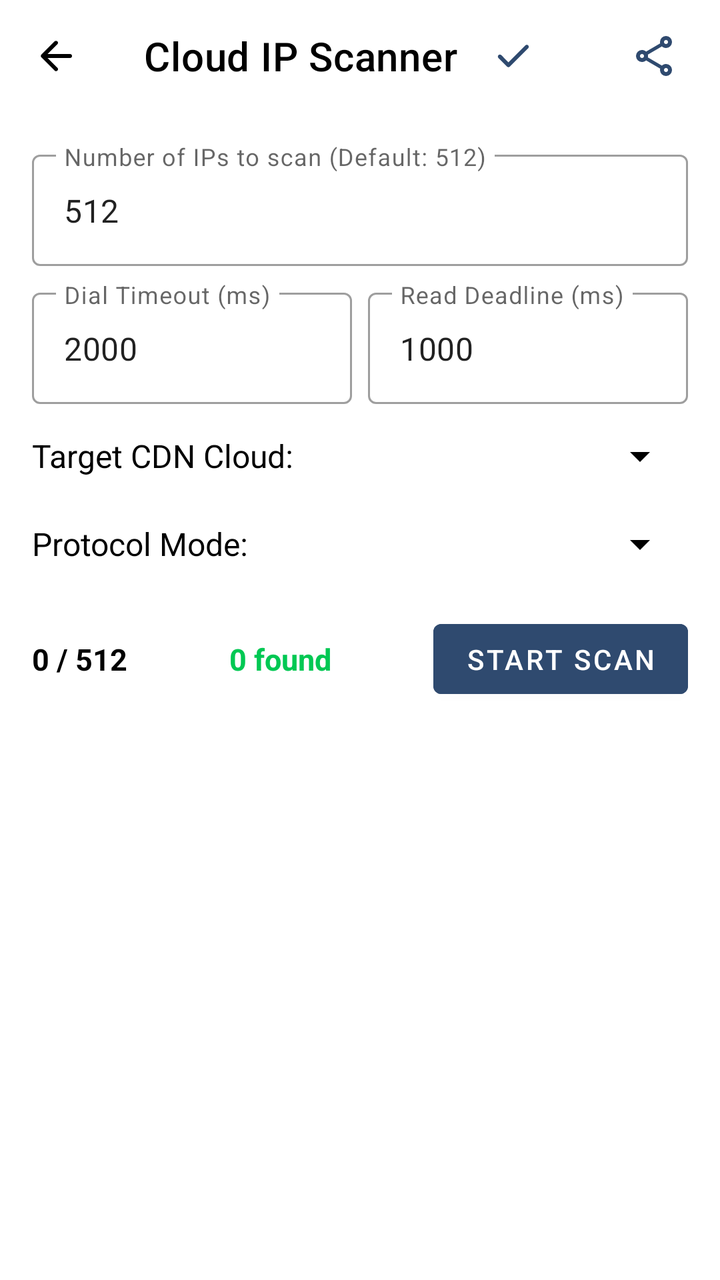
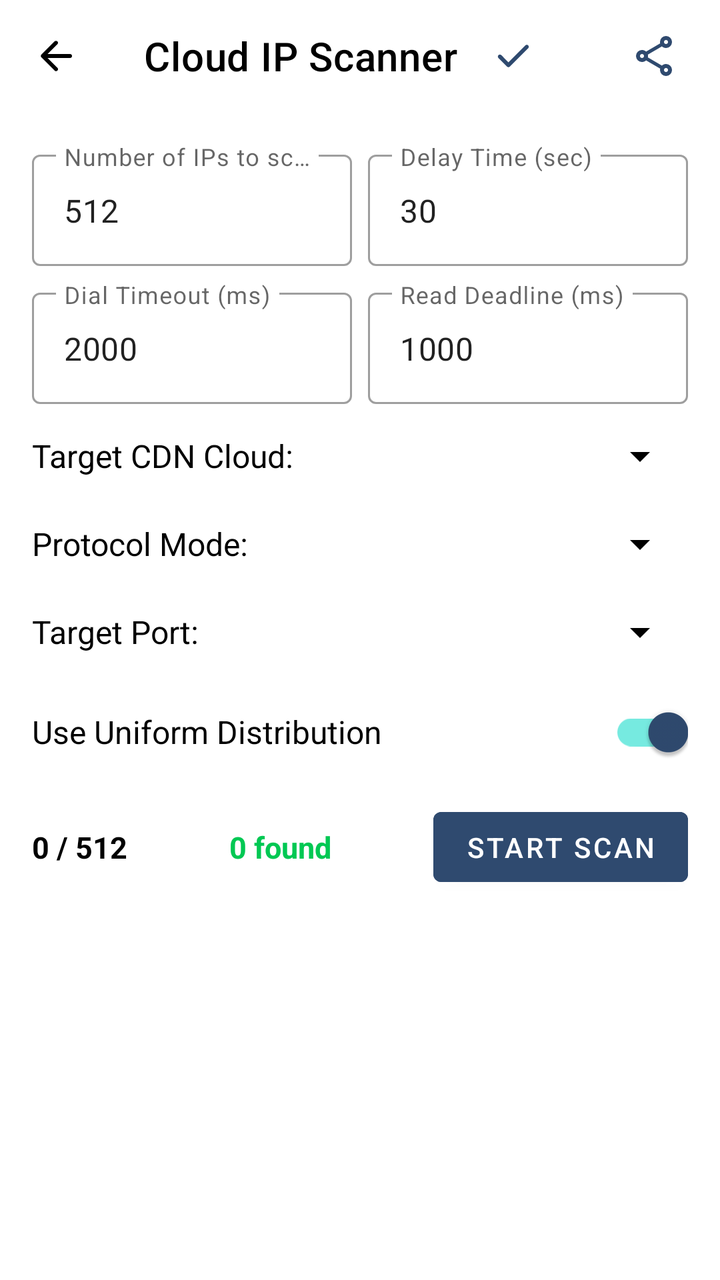

Two renders of the same Android screen: before a commit and after it. Below are the layout's source before the change and the commit's diff.
<!-- AndroidManifest.xml: application theme Theme.Vaydns -->
<!-- res/layout/activity_cdn_scanner.xml -->
<?xml version="1.0" encoding="utf-8"?>
<LinearLayout
    xmlns:android="http://schemas.android.com/apk/res/android"
    xmlns:app="http://schemas.android.com/apk/res-auto"
    android:layout_width="match_parent"
    android:layout_height="match_parent"
    android:orientation="vertical"
    android:background="?android:attr/windowBackground"
    android:fitsSystemWindows="true">

    <com.google.android.material.appbar.AppBarLayout
        android:layout_width="match_parent"
        android:layout_height="wrap_content"
        android:background="?attr/colorSurface"
        app:elevation="4dp">

        <com.google.android.material.appbar.MaterialToolbar
            android:id="@+id/toolbar_cf"
            android:layout_width="match_parent"
            android:layout_height="?attr/actionBarSize"
            app:title="Cloud IP Scanner"
            app:titleTextColor="?attr/colorOnSurface"
            app:navigationIcon="@drawable/ic_arrow_back_modern"
            app:navigationIconTint="?attr/colorOnSurface">

            <ImageButton
                android:id="@+id/btn_cf_set"
                android:layout_width="48dp"
                android:layout_height="48dp"
                android:padding="12dp"
                android:scaleType="fitCenter"
                android:src="@drawable/ic_check_modern"
                android:background="?attr/selectableItemBackgroundBorderless"
                app:tint="?attr/colorPrimary"
                android:contentDescription="Set Fastest IP" />

            <ImageButton
                android:id="@+id/btn_cf_share"
                android:layout_width="48dp"
                android:layout_height="48dp"
                android:layout_gravity="end"
                android:layout_marginEnd="8dp"
                android:padding="12dp"
                android:scaleType="fitCenter"
                android:src="@drawable/ic_share_modern"
                android:background="?attr/selectableItemBackgroundBorderless"
                app:tint="?attr/colorPrimary"
                android:contentDescription="Share IPs" />

        </com.google.android.material.appbar.MaterialToolbar>
    </com.google.android.material.appbar.AppBarLayout>

    <LinearLayout
        android:layout_width="match_parent"
        android:layout_height="match_parent"
        android:orientation="vertical"
        android:paddingStart="16dp"
        android:paddingEnd="16dp"
        android:paddingTop="8dp"
        android:paddingBottom="16dp">

        <com.google.android.material.textfield.TextInputLayout
            style="@style/Widget.MaterialComponents.TextInputLayout.OutlinedBox"
            android:layout_width="match_parent"
            android:layout_height="wrap_content"
            android:layout_marginTop="8dp"
            android:layout_marginBottom="8dp"
            android:hint="Number of IPs to scan (Default: 512)">

            <com.google.android.material.textfield.TextInputEditText
                android:id="@+id/et_cf_scan_count"
                android:layout_width="match_parent"
                android:layout_height="wrap_content"
                android:inputType="number"
                android:text="512" />
        </com.google.android.material.textfield.TextInputLayout>

        <LinearLayout
            android:layout_width="match_parent"
            android:layout_height="wrap_content"
            android:orientation="horizontal"
            android:layout_marginBottom="8dp">

            <com.google.android.material.textfield.TextInputLayout
                style="@style/Widget.MaterialComponents.TextInputLayout.OutlinedBox"
                android:layout_width="0dp"
                android:layout_height="wrap_content"
                android:layout_weight="1"
                android:layout_marginEnd="4dp"
                android:hint="Dial Timeout (ms)">

                <com.google.android.material.textfield.TextInputEditText
                    android:id="@+id/et_cf_dial_timeout"
                    android:layout_width="match_parent"
                    android:layout_height="wrap_content"
                    android:inputType="number"
                    android:text="2000" />
            </com.google.android.material.textfield.TextInputLayout>

            <com.google.android.material.textfield.TextInputLayout
                style="@style/Widget.MaterialComponents.TextInputLayout.OutlinedBox"
                android:layout_width="0dp"
                android:layout_height="wrap_content"
                android:layout_weight="1"
                android:layout_marginStart="4dp"
                android:hint="Read Deadline (ms)">

                <com.google.android.material.textfield.TextInputEditText
                    android:id="@+id/et_cf_read_deadline"
                    android:layout_width="match_parent"
                    android:layout_height="wrap_content"
                    android:inputType="number"
                    android:text="1000" />
            </com.google.android.material.textfield.TextInputLayout>
        </LinearLayout>

        <LinearLayout
            android:layout_width="match_parent"
            android:layout_height="wrap_content"
            android:orientation="horizontal"
            android:gravity="center_vertical"
            android:layout_marginBottom="8dp">

            <TextView
                android:layout_width="0dp"
                android:layout_weight="1"
                android:layout_height="wrap_content"
                android:text="Target CDN Cloud:"
                android:textSize="16sp"
                android:textColor="?attr/colorOnSurface" />

            <Spinner
                android:id="@+id/spinner_scanner_cdn"
                android:layout_width="wrap_content"
                android:layout_height="36dp"
                android:backgroundTint="?attr/colorOnSurface" />
        </LinearLayout>

        
        <LinearLayout
            android:layout_width="match_parent"
            android:layout_height="wrap_content"
            android:orientation="horizontal"
            android:gravity="center_vertical"
            android:layout_marginBottom="8dp">

            <TextView
                android:layout_width="0dp"
                android:layout_weight="1"
                android:layout_height="wrap_content"
                android:text="Protocol Mode:"
                android:textSize="16sp"
                android:textColor="?attr/colorOnSurface" />

            <Spinner
                android:id="@+id/spinner_scanner_protocol"
                android:layout_width="wrap_content"
                android:layout_height="36dp"
                android:backgroundTint="?attr/colorOnSurface" />
        </LinearLayout>

        <LinearLayout
            android:layout_width="match_parent"
            android:layout_height="wrap_content"
            android:orientation="horizontal"
            android:gravity="center_vertical"
            android:layout_marginTop="8dp"
            android:layout_marginBottom="8dp">

            <TextView
                android:id="@+id/tv_cf_progress"
                android:layout_width="wrap_content"
                android:layout_height="wrap_content"
                android:text="0 / 512"
                android:textSize="15sp"
                android:textColor="?attr/colorOnSurface"
                android:textStyle="bold" />

            <TextView
                android:id="@+id/tv_cf_passed"
                android:layout_width="0dp"
                android:layout_height="wrap_content"
                android:layout_weight="1"
                android:gravity="center"
                android:text="0 found"
                android:textSize="15sp"
                android:textStyle="bold"
                android:textColor="#00C853" />

            <Button
                android:id="@+id/btn_cf_start_stop"
                android:layout_width="wrap_content"
                android:layout_height="wrap_content"
                android:minHeight="0dp"
                android:minWidth="0dp"
                android:text="START SCAN"
                android:backgroundTint="?attr/colorPrimary"
                android:textColor="?attr/colorOnPrimary"
                android:paddingStart="16dp"
                android:paddingEnd="16dp"
                android:paddingTop="8dp"
                android:paddingBottom="8dp" />
        </LinearLayout>

        <androidx.recyclerview.widget.RecyclerView
            android:id="@+id/recycler_cf_results"
            android:layout_width="match_parent"
            android:layout_height="match_parent"
            android:layout_marginTop="4dp" />

    </LinearLayout>
</LinearLayout>
<!-- resources referenced by this layout -->
<resources>
  <!-- drawable ic_arrow_back_modern (drawable) -->
  <vector xmlns:android="http://schemas.android.com/apk/res/android"
      android:width="24dp"
      android:height="24dp"
      android:viewportWidth="960"
      android:viewportHeight="960">
    <path
        android:pathData="m313,520 l196,196q12,12 11.5,28T508,772q-12,11 -28,11.5T452,772L188,508q-6,-6 -8.5,-13t-2.5,-15q0,-8 2.5,-15t8.5,-13l264,-264q11,-11 27.5,-11t28.5,11q12,12 12,28.5T508,245L313,440h447q17,0 28.5,11.5T800,480q0,17 -11.5,28.5T760,520L313,520Z"
        android:fillColor="#1f1f1f"/>
  </vector>
  <!-- drawable ic_check_modern (drawable) -->
  <vector xmlns:android="http://schemas.android.com/apk/res/android"
      android:width="24dp"
      android:height="24dp"
      android:viewportWidth="960"
      android:viewportHeight="960">
    <path
        android:pathData="m382,606 l339,-339q12,-12 28,-12t28,12q12,12 12,28.5T777,324L410,692q-12,12 -28,12t-28,-12L182,520q-12,-12 -11.5,-28.5T183,463q12,-12 28.5,-12t28.5,12l142,143Z"
        android:fillColor="#1f1f1f"/>
  </vector>
  <!-- drawable ic_share_modern (drawable) -->
  <vector xmlns:android="http://schemas.android.com/apk/res/android"
      android:width="24dp"
      android:height="24dp"
      android:viewportWidth="960"
      android:viewportHeight="960">
    <path
        android:pathData="M680,880q-50,0 -85,-35t-35,-85q0,-6 3,-28L282,568q-16,15 -37,23.5t-45,8.5q-50,0 -85,-35t-35,-85q0,-50 35,-85t85,-35q24,0 45,8.5t37,23.5l281,-164q-2,-7 -2.5,-13.5T560,200q0,-50 35,-85t85,-35q50,0 85,35t35,85q0,50 -35,85t-85,35q-24,0 -45,-8.5T598,288L317,452q2,7 2.5,13.5t0.5,14.5q0,8 -0.5,14.5T317,508l281,164q16,-15 37,-23.5t45,-8.5q50,0 85,35t35,85q0,50 -35,85t-85,35ZM680,800q17,0 28.5,-11.5T720,760q0,-17 -11.5,-28.5T680,720q-17,0 -28.5,11.5T640,760q0,17 11.5,28.5T680,800ZM200,520q17,0 28.5,-11.5T240,480q0,-17 -11.5,-28.5T200,440q-17,0 -28.5,11.5T160,480q0,17 11.5,28.5T200,520ZM708.5,228.5Q720,217 720,200t-11.5,-28.5Q697,160 680,160t-28.5,11.5Q640,183 640,200t11.5,28.5Q663,240 680,240t28.5,-11.5ZM680,760ZM200,480ZM680,200Z"
        android:fillColor="#1f1f1f"/>
  </vector>
  <style name="Theme.Vaydns" parent="Theme.MaterialComponents.DayNight.NoActionBar">
          <item name="colorPrimary">#2F4A6F</item>
          <item name="colorPrimaryVariant">#1B2D44</item>
          <item name="colorOnPrimary">@android:color/white</item>
  
          <item name="materialAlertDialogTheme">@style/Theme.Vaydns.Dialog.Day</item>
  
          <item name="android:statusBarColor">@android:color/white</item>
          <item name="android:windowLightStatusBar">true</item>
      </style>
  <style name="Theme.Vaydns.Dialog.Day" parent="ThemeOverlay.MaterialComponents.MaterialAlertDialog">
          <item name="colorPrimary">#2F4A6F</item>
          <item name="colorControlActivated">#2F4A6F</item>
      </style>
</resources>

<!-- the commit's change to res/layout/activity_cdn_scanner.xml (unified diff, before → after) -->
@@ -59,21 +59,46 @@
         android:paddingTop="8dp"
         android:paddingBottom="16dp">
 
-        <com.google.android.material.textfield.TextInputLayout
-            style="@style/Widget.MaterialComponents.TextInputLayout.OutlinedBox"
-            android:layout_width="match_parent"
-            android:layout_height="wrap_content"
+        
+        <LinearLayout
+            android:layout_width="match_parent"
+            android:layout_height="wrap_content"
+            android:orientation="horizontal"
             android:layout_marginTop="8dp"
-            android:layout_marginBottom="8dp"
-            android:hint="Number of IPs to scan (Default: 512)">
-
-            <com.google.android.material.textfield.TextInputEditText
-                android:id="@+id/et_cf_scan_count"
-                android:layout_width="match_parent"
-                android:layout_height="wrap_content"
-                android:inputType="number"
-                android:text="512" />
-        </com.google.android.material.textfield.TextInputLayout>
+            android:layout_marginBottom="8dp">
+
+            <com.google.android.material.textfield.TextInputLayout
+                style="@style/Widget.MaterialComponents.TextInputLayout.OutlinedBox"
+                android:layout_width="0dp"
+                android:layout_height="wrap_content"
+                android:layout_weight="1"
+                android:layout_marginEnd="4dp"
+                android:hint="Number of IPs to scan">
+
+                <com.google.android.material.textfield.TextInputEditText
+                    android:id="@+id/et_cf_scan_count"
+                    android:layout_width="match_parent"
+                    android:layout_height="wrap_content"
+                    android:inputType="number"
+                    android:text="512" />
+            </com.google.android.material.textfield.TextInputLayout>
+
+            <com.google.android.material.textfield.TextInputLayout
+                style="@style/Widget.MaterialComponents.TextInputLayout.OutlinedBox"
+                android:layout_width="0dp"
+                android:layout_height="wrap_content"
+                android:layout_weight="1"
+                android:layout_marginStart="4dp"
+                android:hint="Delay Time (sec)">
+
+                <com.google.android.material.textfield.TextInputEditText
+                    android:id="@+id/et_cf_delay_time"
+                    android:layout_width="match_parent"
+                    android:layout_height="wrap_content"
+                    android:inputType="number"
+                    android:text="30" />
+            </com.google.android.material.textfield.TextInputLayout>
+        </LinearLayout>
 
         <LinearLayout
             android:layout_width="match_parent"
@@ -136,7 +161,6 @@
                 android:backgroundTint="?attr/colorOnSurface" />
         </LinearLayout>
 
-        
         <LinearLayout
             android:layout_width="match_parent"
             android:layout_height="wrap_content"
@@ -164,7 +188,40 @@
             android:layout_height="wrap_content"
             android:orientation="horizontal"
             android:gravity="center_vertical"
-            android:layout_marginTop="8dp"
+            android:layout_marginBottom="8dp">
+
+            <TextView
+                android:layout_width="0dp"
+                android:layout_weight="1"
+                android:layout_height="wrap_content"
+                android:text="Target Port:"
+                android:textSize="16sp"
+                android:textColor="?attr/colorOnSurface" />
+
+            <Spinner
+                android:id="@+id/spinner_scanner_port"
+                android:layout_width="wrap_content"
+                android:layout_height="36dp"
+                android:backgroundTint="?attr/colorOnSurface" />
+        </LinearLayout>
+
+        <com.google.android.material.switchmaterial.SwitchMaterial
+            android:id="@+id/switch_uniform_distribution"
+            android:layout_width="match_parent"
+            android:layout_height="wrap_content"
+            android:text="Use Uniform Distribution"
+            android:checked="true"
+            android:layout_marginBottom="8dp"
+            android:textSize="16sp"
+            android:textColor="?attr/colorOnSurface"
+            app:thumbTint="?attr/colorPrimary" />
+
+        <LinearLayout
+            android:layout_width="match_parent"
+            android:layout_height="wrap_content"
+            android:orientation="horizontal"
+            android:gravity="center_vertical"
+            android:layout_marginTop="2dp"
             android:layout_marginBottom="8dp">
 
             <TextView
